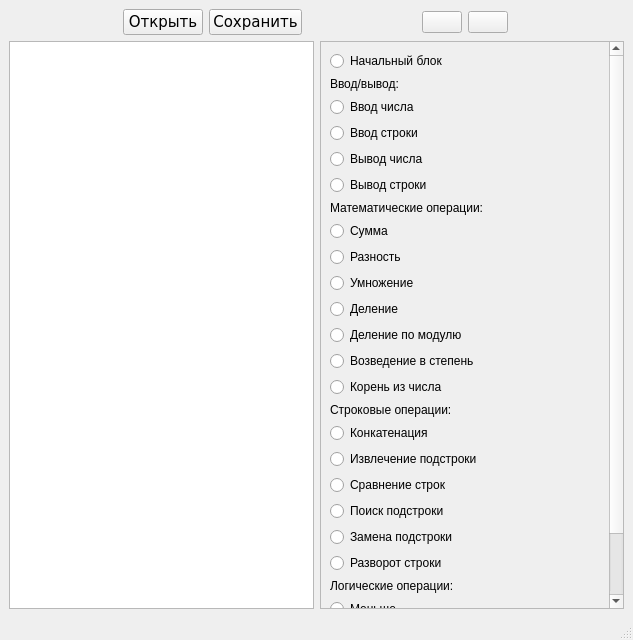
kera0106/visual_development_environment, file mainwindow.ui: the form before one commit.
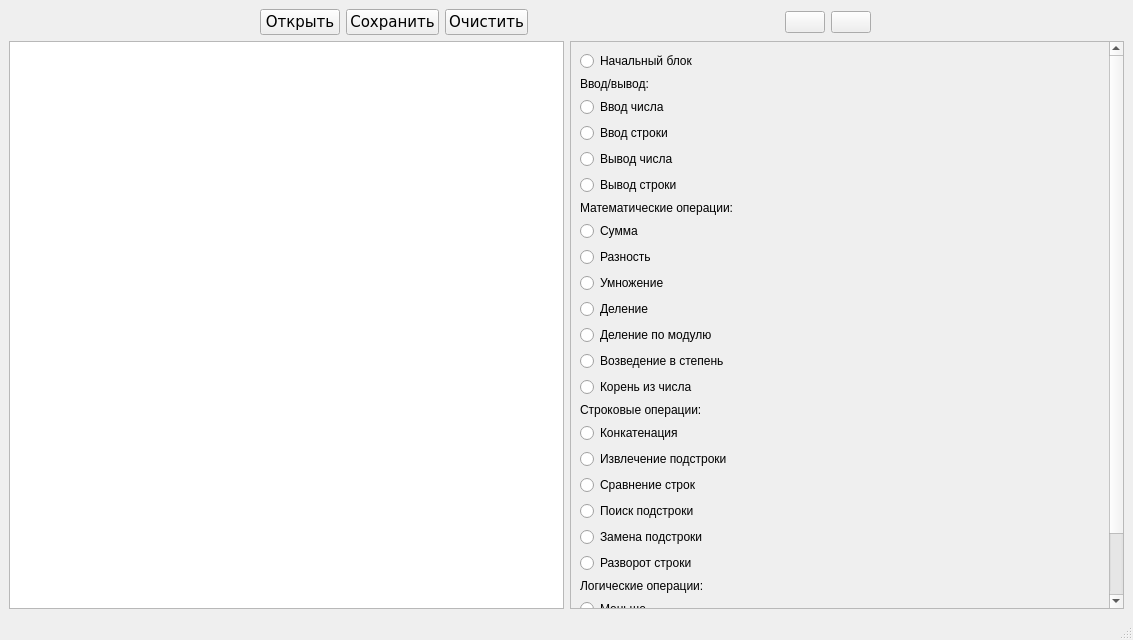
The form after the commit. Icons and pictures are not drawn.

Commit message: added clear function

What changed in the file:
```diff
--- a/mainwindow.ui
+++ b/mainwindow.ui
@@ -6,7 +6,7 @@
    <rect>
     <x>0</x>
     <y>0</y>
-    <width>633</width>
+    <width>1133</width>
     <height>640</height>
    </rect>
   </property>
@@ -24,7 +24,7 @@
        <enum>QLayout::SetFixedSize</enum>
       </property>
       <item>
-       <layout class="QHBoxLayout" name="fileLayout" stretch="0,0">
+       <layout class="QHBoxLayout" name="fileLayout" stretch="0,0,0">
         <property name="sizeConstraint">
          <enum>QLayout::SetFixedSize</enum>
         </property>
@@ -72,6 +72,25 @@
           </property>
          </widget>
         </item>
+        <item>
+         <widget class="QPushButton" name="clear">
+          <property name="sizePolicy">
+           <sizepolicy hsizetype="Fixed" vsizetype="Fixed">
+            <horstretch>0</horstretch>
+            <verstretch>0</verstretch>
+           </sizepolicy>
+          </property>
+          <property name="font">
+           <font>
+            <family>Verdana</family>
+            <pointsize>11</pointsize>
+           </font>
+          </property>
+          <property name="text">
+           <string>Очистить</string>
+          </property>
+         </widget>
+        </item>
        </layout>
       </item>
       <item>
@@ -150,8 +169,8 @@
           <rect>
            <x>0</x>
            <y>0</y>
-           <width>296</width>
-           <height>534</height>
+           <width>528</width>
+           <height>674</height>
           </rect>
          </property>
          <layout class="QGridLayout" name="gridLayout">
```
The commit also changes 4 other files.
